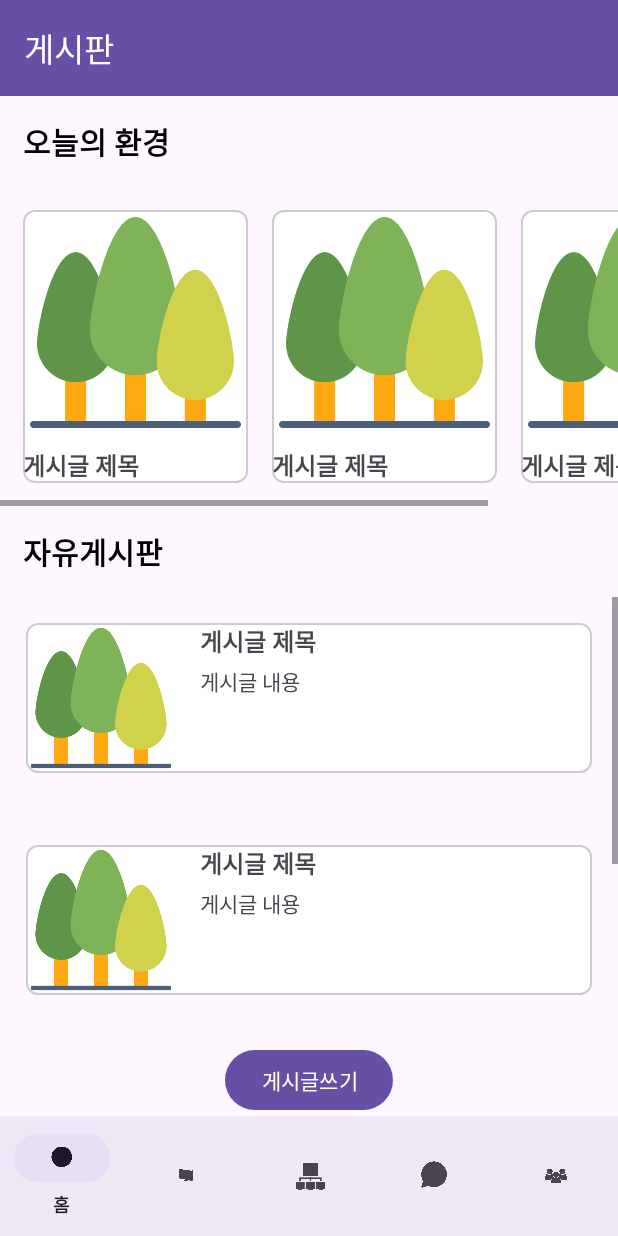
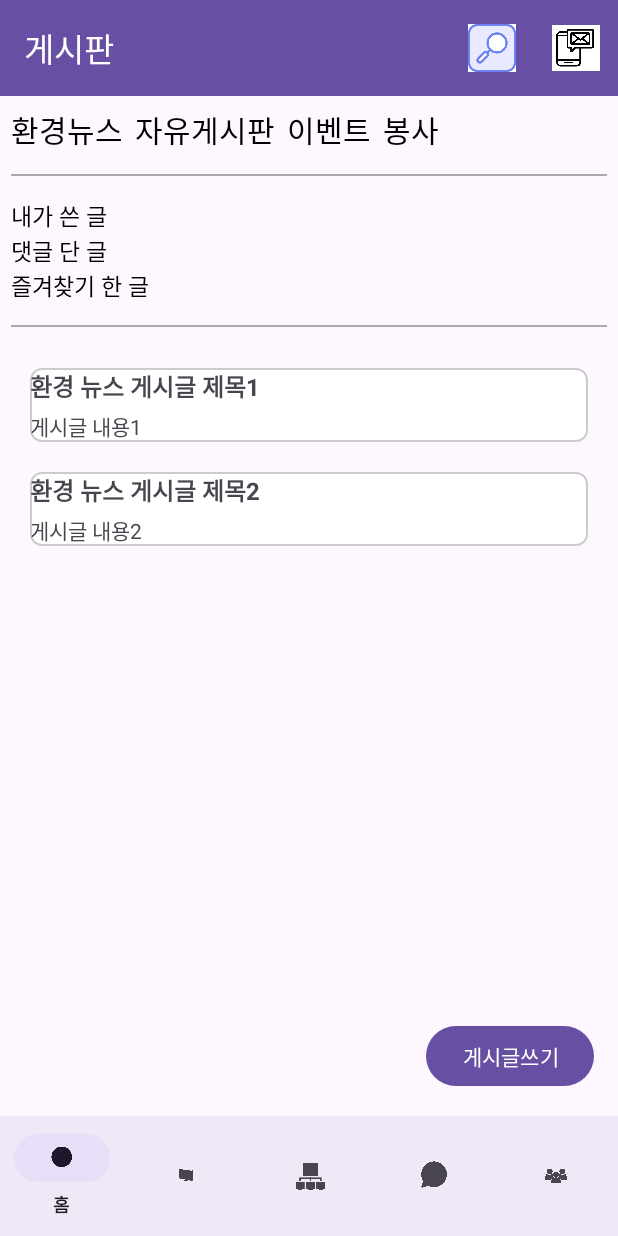
Before and after one commit to tony99kim/team_project_app, an Android app: the fragment BoardFragment placed in its activity, on a phone screen of 412 x 824 dp. Run offline under Robolectric (Android 15) with nearby library versions, the phone set to English and light mode, and no system bars.

Commit message:
게시판 페이지 수정 및 메뉴 클릭 이벤트 / 민지

```diff
--- a/app/src/main/java/com/example/team_project/Board/BoardFragment.java
+++ b/app/src/main/java/com/example/team_project/Board/BoardFragment.java
@@ -1,41 +1,118 @@
 package com.example.team_project.Board;
 
+import android.graphics.Typeface;
 import android.os.Bundle;
 import android.view.LayoutInflater;
 import android.view.View;
 import android.view.ViewGroup;
 import android.widget.Button;
+import android.widget.TextView;
 
 import androidx.annotation.NonNull;
 import androidx.annotation.Nullable;
 import androidx.appcompat.app.AppCompatActivity;
+import androidx.appcompat.widget.Toolbar;
 import androidx.fragment.app.Fragment;
+import androidx.fragment.app.FragmentTransaction;
 
 import com.example.team_project.Board.BoardWriteFragment;
+import com.example.team_project.Home.HomeSettingsFragment;
+import com.example.team_project.R;
+import com.example.team_project.Toolbar.NotificationsFragment;
+import com.example.team_project.Toolbar.SearchFragment;
+import androidx.viewpager2.widget.ViewPager2;
+
 import com.example.team_project.R;
 
 public class BoardFragment extends Fragment {
+    private ViewPager2 viewPager;
     private Button boardwriteButton;
     private androidx.appcompat.widget.Toolbar board_toolbar;
 
-    @Nullable
     @Override
-    public View onCreateView(@NonNull LayoutInflater inflater, @Nullable ViewGroup container, @Nullable Bundle savedInstanceState) {
+    public View onCreateView(LayoutInflater inflater, ViewGroup container, Bundle savedInstanceState) {
         View view = inflater.inflate(R.layout.fragment_board, container, false);
 
+        viewPager = view.findViewById(R.id.board_view_pager);
+        BoardFragmentPagerAdapter adapter = new BoardFragmentPagerAdapter(getActivity());
+        viewPager.setAdapter(adapter);
+
+        TextView newsTextView = view.findViewById(R.id.news_board_textview);
+        TextView freeTextView = view.findViewById(R.id.free_board_textview);
+        TextView eventTextView = view.findViewById(R.id.event_board_textview);
+        TextView volunteerTextView = view.findViewById(R.id.volunteer_board_textview);
+
+        // 각 TextView의 클릭 이벤트 처리
+        newsTextView.setOnClickListener(new View.OnClickListener() {
+            @Override
+            public void onClick(View v) {
+                newsTextView.setTypeface(Typeface.DEFAULT_BOLD);
+                freeTextView.setTypeface(Typeface.DEFAULT);
+                eventTextView.setTypeface(Typeface.DEFAULT);
+                volunteerTextView.setTypeface(Typeface.DEFAULT);
+                viewPager.setCurrentItem(0);
+            }
+        });
+
+        freeTextView.setOnClickListener(new View.OnClickListener() {
+            @Override
+            public void onClick(View v) {
+                freeTextView.setTypeface(Typeface.DEFAULT_BOLD);
+                newsTextView.setTypeface(Typeface.DEFAULT);
+                eventTextView.setTypeface(Typeface.DEFAULT);
+                volunteerTextView.setTypeface(Typeface.DEFAULT);
+                viewPager.setCurrentItem(1);
+            }
+        });
+
+        eventTextView.setOnClickListener(new View.OnClickListener() {
+            @Override
+            public void onClick(View v) {
+                eventTextView.setTypeface(Typeface.DEFAULT_BOLD);
+                newsTextView.setTypeface(Typeface.DEFAULT);
+                freeTextView.setTypeface(Typeface.DEFAULT);
+                volunteerTextView.setTypeface(Typeface.DEFAULT);
+                viewPager.setCurrentItem(2);
+            }
+        });
+
+        volunteerTextView.setOnClickListener(new View.OnClickListener() {
+            @Override
+            public void onClick(View v) {
+                volunteerTextView.setTypeface(Typeface.DEFAULT_BOLD);
+                newsTextView.setTypeface(Typeface.DEFAULT);
+                freeTextView.setTypeface(Typeface.DEFAULT);
+                eventTextView.setTypeface(Typeface.DEFAULT);
+                viewPager.setCurrentItem(3);
+            }
+        });
+
+
+        // 게시판 작성 버튼 클릭 이벤트 처리
         boardwriteButton = view.findViewById(R.id.boardwriteButton);
-        // 툴바 설정
-        board_toolbar = view.findViewById(R.id.board_toolbar);
-        AppCompatActivity activity = (AppCompatActivity) getActivity();
-        if (activity != null) {
-            activity.setSupportActionBar(board_toolbar);
-            activity.getSupportActionBar().setTitle("게시판");
-        }
         boardwriteButton.setOnClickListener(new View.OnClickListener() {
             @Override
             public void onClick(View v) {
                 openBoardWriteFragment();
             }
+        });
+
+        // 툴바 설정
+        board_toolbar = view.findViewById(R.id.board_toolbar);
+        // 툴바 타이틀 설정
+        board_toolbar.setTitle("게시판");
+        board_toolbar.setTitleTextColor(getResources().getColor(android.R.color.white));
+        // 툴바 메뉴 설정
+        board_toolbar.setOnMenuItemClickListener(item -> {
+            int id = item.getItemId();
+            if (id == R.id.action_search) {
+                replaceFragment(new SearchFragment());
+                return true;
+            } else if (id == R.id.action_notifications) {
+                replaceFragment(new NotificationsFragment());
+                return true;
+            }
+            return false;
         });
 
         return view;
@@ -55,4 +132,16 @@ public class BoardFragment extends Fragment {
     }
 
 
+    private void replaceFragment(Fragment fragment) {
+        FragmentTransaction transaction = getParentFragmentManager().beginTransaction();
+        transaction.setCustomAnimations(
+                R.anim.slide_in_right,
+                R.anim.fade_out,
+                R.anim.fade_in,
+                R.anim.slide_out_right
+        );
+        transaction.replace(R.id.fragment_container, fragment);
+        transaction.addToBackStack(null);
+        transaction.commit();
+    }
 }
--- /dev/null
+++ b/app/src/main/java/com/example/team_project/Board/BoardFragmentPagerAdapter.java
@@ -0,0 +1,35 @@
+package com.example.team_project.Board;
+
+
+import androidx.fragment.app.Fragment;
+import androidx.fragment.app.FragmentActivity;
+import androidx.viewpager2.adapter.FragmentStateAdapter;
+
+public class BoardFragmentPagerAdapter extends FragmentStateAdapter {
+    private static final int NUM_PAGES = 4; // 페이지 수
+
+    public BoardFragmentPagerAdapter(FragmentActivity fragmentActivity) {
+        super(fragmentActivity);
+    }
+
+    @Override
+    public Fragment createFragment(int position) {
+        switch (position) {
+            case 0:
+                return new BoardNewsFragment(); // 첫 번째 탭의 프래그먼트
+            case 1:
+                return new BoardFreeFragment(); // 두 번째 탭의 프래그먼트
+            case 2:
+                return new BoardEventFragment(); // 세 번째 탭의 프래그먼트
+            case 3:
+                return new BoardVolunteerFragment(); // 네 번째 탭의 프래그먼트
+            default:
+                return null;
+        }
+    }
+
+    @Override
+    public int getItemCount() {
+        return NUM_PAGES; // 페이지 수 반환
+    }
+}
--- /dev/null
+++ b/app/src/main/java/com/example/team_project/Board/BoardNewsFragment.java
@@ -0,0 +1,20 @@
+package com.example.team_project.Board;
+
+import android.os.Bundle;
+import android.view.LayoutInflater;
+import android.view.View;
+import android.view.ViewGroup;
+
+import androidx.annotation.NonNull;
+import androidx.annotation.Nullable;
+import androidx.fragment.app.Fragment;
+
+import com.example.team_project.R;
+
+public class BoardNewsFragment extends Fragment {
+    @Nullable
+    @Override
+    public View onCreateView(@NonNull LayoutInflater inflater, @Nullable ViewGroup container, @Nullable Bundle savedInstanceState) {
+        return inflater.inflate(R.layout.fragment_board_news_post_list, container, false);
+    }
+}
--- a/app/src/main/res/layout/fragment_board.xml
+++ b/app/src/main/res/layout/fragment_board.xml
@@ -1,95 +1,145 @@
 <?xml version="1.0" encoding="utf-8"?>
-<LinearLayout xmlns:android="http://schemas.android.com/apk/res/android"
+<RelativeLayout xmlns:android="http://schemas.android.com/apk/res/android"
+    xmlns:tools="http://schemas.android.com/tools"
+    xmlns:app="http://schemas.android.com/apk/res-auto"
     android:layout_width="match_parent"
-    android:layout_height="match_parent"
-    android:orientation="vertical">
+    android:layout_height="match_parent">
 
-    <!-- 툴 바 -->
+    <com.google.android.material.appbar.AppBarLayout
+        android:layout_width="match_parent"
+        android:layout_height="wrap_content"
+        android:id="@+id/board_board_toolbar_layout"
+        android:theme="@style/ThemeOverlay.AppCompat.Dark.ActionBar">
+
         <androidx.appcompat.widget.Toolbar
             android:id="@+id/board_toolbar"
             android:layout_width="match_parent"
             android:layout_height="?attr/actionBarSize"
-        android:background="?attr/colorPrimary"
-        android:elevation="4dp"
-        android:minHeight="?attr/actionBarSize"
-        android:theme="@style/ThemeOverlay.AppCompat.Dark.ActionBar" />
+            app:menu="@menu/menu_home_toolbar"
+            android:background="?attr/colorPrimary" />
+    </com.google.android.material.appbar.AppBarLayout>
+
+    <LinearLayout
+        android:layout_width="match_parent"
+        android:layout_height="wrap_content"
+        android:layout_margin="7dp"
+        android:id="@+id/board_menu_layout"
+        android:layout_below="@+id/board_board_toolbar_layout">
 
         <TextView
-        android:id="@+id/board_news_title"
-        android:layout_width="wrap_content"
-        android:layout_height="wrap_content"
-        android:layout_gravity=""
-        android:padding="15dp"
-        android:text="오늘의 환경"
-        android:textColor="@android:color/black"
-        android:textSize="20sp"
-        android:textStyle="bold" />
-
-    <!-- 게시글 가로 슬라이드 부분 -->
-
-    <HorizontalScrollView
-        android:layout_width="475dp"
-        android:layout_height="44dp"
-        android:layout_weight="3">
-
-        <LinearLayout
+            android:id="@+id/news_board_textview"
             android:layout_width="wrap_content"
             android:layout_height="match_parent"
-            android:orientation="horizontal"
-            android:padding="15dp">
+            android:layout_marginEnd="8dp"
+            android:text="환경뉴스"
+            android:textColor="@color/black"
+            android:textSize="20dp"
+            android:clickable="true" />
 
-            <include layout="@layout/fragment_board_news_board" />
+        <TextView
+            android:id="@+id/free_board_textview"
+            android:layout_width="wrap_content"
+            android:layout_height="match_parent"
+            android:text="자유게시판"
+            android:textColor="@color/black"
+            android:textSize="20dp"
+            android:layout_marginEnd="8dp"
+            android:clickable="true" />
 
-            <include layout="@layout/fragment_board_news_board" />
+        <TextView
+            android:id="@+id/event_board_textview"
+            android:layout_width="wrap_content"
+            android:layout_height="match_parent"
+            android:text="이벤트"
+            android:textColor="@color/black"
+            android:textSize="20dp"
+            android:layout_marginEnd="8dp"
+            android:clickable="true" />
 
-            <include layout="@layout/fragment_board_news_board" />
-
-            <include layout="@layout/fragment_board_news_board" />
+        <TextView
+            android:id="@+id/volunteer_board_textview"
+            android:layout_width="wrap_content"
+            android:layout_height="match_parent"
+            android:text="봉사"
+            android:textColor="@color/black"
+            android:textSize="20dp"
+            android:clickable="true" />
 
 
     </LinearLayout>
 
-    </HorizontalScrollView>
 
-    <TextView
-        android:id="@+id/board_free_title"
-        android:layout_width="wrap_content"
-        android:layout_height="wrap_content"
-        android:layout_gravity=""
-        android:padding="15dp"
-        android:text="자유게시판"
-        android:textColor="@android:color/black"
-        android:textSize="20sp"
-        android:textStyle="bold" />
+    <!-- 구분선 -->
+    <View
+        android:layout_width="match_parent"
+        android:layout_height="1dp"
+        android:layout_margin="7dp"
+        android:background="@android:color/darker_gray"
+        android:id="@+id/board_line_view1"
+        android:layout_below="@id/board_menu_layout"
+        android:layout_marginTop="8dp" />
 
-    <!-- 게시글 세로 슬라이드 부분 -->
-    <ScrollView
-        android:layout_width="match_parent"
-        android:layout_height="0dp"
-        android:layout_weight="5">
+
 
     <LinearLayout
         android:layout_width="match_parent"
         android:layout_height="wrap_content"
-            android:orientation="vertical"
-            android:padding="1dp">
+        android:layout_margin="7dp"
+        android:layout_below="@+id/board_line_view1"
+        android:id="@+id/board_menu_layout2"
+        android:orientation="vertical">
 
-            <include layout="@layout/fragment_board_free_board" />
+        <TextView
+            android:layout_width="wrap_content"
+            android:layout_height="match_parent"
+            android:text="내가 쓴 글"
+            android:textColor="@color/black"
+            android:textSize="15dp"
+            android:layout_marginEnd="8dp"></TextView>
 
-            <include layout="@layout/fragment_board_free_board" />
+        <TextView
+            android:layout_width="wrap_content"
+            android:layout_height="match_parent"
+            android:text="댓글 단 글"
+            android:textColor="@color/black"
+            android:textSize="15dp"
+            android:layout_marginEnd="8dp"></TextView>
 
-            <include layout="@layout/fragment_board_free_board" />
+        <TextView
+            android:layout_width="wrap_content"
+            android:layout_height="match_parent"
+            android:text="즐겨찾기 한 글"
+            android:textColor="@color/black"
+            android:textSize="15dp"
+            android:layout_marginEnd="8dp"></TextView>
+
 
     </LinearLayout>
 
-    </ScrollView>
+    <View
+        android:layout_width="match_parent"
+        android:layout_height="1dp"
+        android:layout_margin="7dp"
+        android:background="@android:color/darker_gray"
+        android:id="@+id/board_line_view2"
+        android:layout_below="@id/board_menu_layout2"
+        android:layout_marginTop="8dp" />
+
+    <androidx.viewpager2.widget.ViewPager2
+        android:id="@+id/board_view_pager"
+        android:layout_below="@+id/board_line_view2"
+        android:layout_width="match_parent"
+        android:layout_height="match_parent" />
+
 
     <Button
         android:id="@+id/boardwriteButton"
-        android:layout_gravity="center"
         android:layout_width="wrap_content"
         android:layout_height="wrap_content"
         android:text="게시글쓰기"
-        android:layout_marginTop="16dp"/>
+        android:layout_alignParentBottom="true"
+        android:layout_alignParentEnd="true"
+        android:layout_marginBottom="16dp"
+        android:layout_marginEnd="16dp"/>
 
-</LinearLayout>
+</RelativeLayout>
--- a/app/src/main/res/layout/fragment_board_free_board.xml
+++ /dev/null
@@ -1,48 +0,0 @@
-<LinearLayout xmlns:android="http://schemas.android.com/apk/res/android"
-    android:layout_width="match_parent"
-    android:layout_height="wrap_content"
-    android:orientation="vertical"
-    android:padding="16dp">
-
-    <LinearLayout
-        android:layout_width="match_parent"
-        android:layout_height="wrap_content"
-        android:layout_marginBottom="16dp"
-        android:background="@drawable/layout_background"
-        android:orientation="horizontal">
-
-        <ImageView
-            android:id="@+id/iv_post_image_2"
-            android:layout_width="100dp"
-            android:layout_height="100dp"
-            android:scaleType="centerCrop"
-            android:src="@drawable/tree_image" />
-
-        <LinearLayout
-            android:layout_width="0dp"
-            android:layout_height="wrap_content"
-            android:layout_marginStart="16dp"
-            android:layout_weight="1"
-            android:orientation="vertical">
-
-            <TextView
-                android:id="@+id/tv_post_title_2"
-                android:layout_width="wrap_content"
-                android:layout_height="wrap_content"
-                android:text="게시글 제목"
-                android:textSize="16sp"
-                android:textStyle="bold" />
-
-            <TextView
-                android:id="@+id/tv_post_content_2"
-                android:layout_width="wrap_content"
-                android:layout_height="wrap_content"
-                android:layout_marginTop="4dp"
-                android:text="게시글 내용"
-                android:textSize="14sp" />
-
-        </LinearLayout>
-
-    </LinearLayout>
-
-</LinearLayout>
--- a/app/src/main/res/layout/fragment_board_news_board.xml
+++ /dev/null
@@ -1,39 +0,0 @@
-<?xml version="1.0" encoding="utf-8"?>
-<LinearLayout xmlns:android="http://schemas.android.com/apk/res/android"
-    android:layout_width="match_parent"
-    android:layout_height="match_parent"
-    android:orientation="vertical">
-
-    <LinearLayout
-        android:layout_width="150dp"
-        android:layout_height="match_parent"
-        android:layout_marginEnd="16dp"
-        android:background="@drawable/layout_background"
-        android:orientation="vertical">
-
-        <ImageView
-            android:id="@+id/iv_post_image"
-            android:layout_width="match_parent"
-            android:layout_height="150dp"
-            android:scaleType="centerCrop"
-            android:src="@drawable/tree_image" />
-
-        <TextView
-            android:id="@+id/tv_post_title"
-            android:layout_width="wrap_content"
-            android:layout_height="wrap_content"
-            android:layout_marginTop="8dp"
-            android:text="게시글 제목"
-            android:textSize="16sp"
-            android:textStyle="bold" />
-
-        <TextView
-            android:id="@+id/tv_post_content"
-            android:layout_width="match_parent"
-            android:layout_height="wrap_content"
-            android:layout_marginTop="4dp"
-            android:text="게시글 내용"
-            android:textSize="14sp" />
-
-    </LinearLayout>
-</LinearLayout>
--- /dev/null
+++ b/app/src/main/res/layout/fragment_board_news_post_list.xml
@@ -0,0 +1,68 @@
+<?xml version="1.0" encoding="utf-8"?>
+<ScrollView xmlns:android="http://schemas.android.com/apk/res/android"
+    android:layout_width="match_parent"
+    android:layout_height="match_parent">
+
+
+    <LinearLayout
+        android:layout_width="match_parent"
+        android:layout_height="wrap_content"
+        android:layout_marginBottom="16dp"
+        android:layout_margin="10dp"
+        android:orientation="vertical">
+
+        <LinearLayout
+            android:layout_margin="10dp"
+            android:background="@drawable/layout_background"
+            android:layout_width="match_parent"
+            android:layout_height="wrap_content"
+            android:layout_marginStart="16dp"
+            android:layout_weight="1"
+            android:orientation="vertical">
+
+            <TextView
+                android:layout_width="wrap_content"
+                android:layout_height="wrap_content"
+                android:text="환경 뉴스 게시글 제목1"
+                android:textSize="16sp"
+                android:textStyle="bold" />
+
+            <TextView
+                android:layout_width="wrap_content"
+                android:layout_height="wrap_content"
+                android:layout_marginTop="4dp"
+                android:text="게시글 내용1"
+                android:textSize="14sp" />
+
+        </LinearLayout>
+
+
+        <LinearLayout
+            android:layout_margin="10dp"
+            android:background="@drawable/layout_background"
+            android:layout_width="match_parent"
+            android:layout_height="wrap_content"
+            android:layout_marginStart="16dp"
+            android:layout_weight="1"
+            android:orientation="vertical">
+
+            <TextView
+                android:layout_width="wrap_content"
+                android:layout_height="wrap_content"
+                android:text="환경 뉴스 게시글 제목2"
+                android:textSize="16sp"
+                android:textStyle="bold" />
+
+            <TextView
+                android:layout_width="wrap_content"
+                android:layout_height="wrap_content"
+                android:layout_marginTop="4dp"
+                android:text="게시글 내용2"
+                android:textSize="14sp" />
+
+        </LinearLayout>
+
+    </LinearLayout>
+
+
+</ScrollView>
```
Also changed, not shown: app/src/main/java/com/example/team_project/Board/BoardEventFragment.java (added, +20 -0 lines), app/src/main/java/com/example/team_project/Board/BoardFreeFragment.java (added, +20 -0 lines), app/src/main/java/com/example/team_project/Board/BoardVolunteerFragment.java (added, +20 -0 lines), app/src/main/res/layout/fragment_board_free_post_list.xml (added, +68 -0 lines), app/src/main/res/layout/fragment_board_volunteer_post_list.xml (added, +68 -0 lines). Lines whose indentation alone changed are shown as unchanged.
